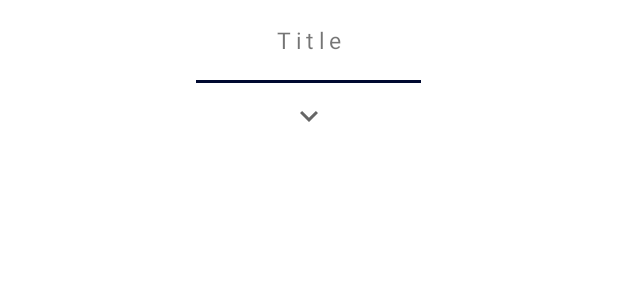
After one commit to EhsanTgv/ExpandableRecyclerViewTest, an Android app: the layout item_parent.xml on its own in the app's theme, with its tools: preview values and no code run, on a phone screen of 412 x 824 dp. The commit adds this screen. Shown: the top 300 px of the screen. Run offline under Robolectric (Android 15) with nearby library versions, the phone set to English and light mode, and no system bars.

Commit message:
Implement xmls

```diff
--- /dev/null
+++ b/app/src/main/res/drawable/ic_baseline_arrow_down_24.xml
@@ -0,0 +1,11 @@
+<?xml version="1.0" encoding="utf-8"?>
+<vector xmlns:android="http://schemas.android.com/apk/res/android"
+    android:width="24dp"
+    android:height="24dp"
+    android:viewportWidth="24"
+    android:viewportHeight="24"
+    android:tint="?attr/colorControlNormal">
+    <path
+        android:fillColor="@android:color/white"
+        android:pathData="M7.41,8.59L12,13.17l4.59,-4.58L18,10l-6,6 -6,-6 1.41,-1.41z"/>
+</vector>
--- /dev/null
+++ b/app/src/main/res/layout/item_parent.xml
@@ -0,0 +1,33 @@
+<?xml version="1.0" encoding="utf-8"?>
+<LinearLayout xmlns:android="http://schemas.android.com/apk/res/android"
+    xmlns:app="http://schemas.android.com/apk/res-auto"
+    xmlns:tools="http://schemas.android.com/tools"
+    android:layout_width="match_parent"
+    android:layout_height="wrap_content"
+    android:orientation="vertical">
+
+
+    <TextView
+        android:id="@+id/title"
+        android:layout_width="match_parent"
+        android:layout_height="wrap_content"
+        android:padding="16dp"
+        android:textSize="15sp"
+        android:gravity="center"
+        android:letterSpacing="0.2"
+        tools:text="@string/title" />
+    <View
+        android:layout_width="150dp"
+        android:layout_height="2dp"
+        android:layout_gravity="center"
+        android:background="@color/parent_divider_color"/>
+
+    <ImageView
+        android:id="@+id/down_arrow"
+        android:layout_width="wrap_content"
+        android:layout_height="wrap_content"
+        android:layout_gravity="center"
+        android:layout_margin="10dp"
+        app:srcCompat="@drawable/ic_baseline_arrow_down_24"/>
+
+</LinearLayout>
--- a/app/src/main/res/values/colors.xml
+++ b/app/src/main/res/values/colors.xml
@@ -7,4 +7,5 @@
     <color name="teal_700">#FF018786</color>
     <color name="black">#FF000000</color>
     <color name="white">#FFFFFFFF</color>
+    <color name="parent_divider_color">#000930</color>
 </resources>
--- a/app/src/main/res/values/strings.xml
+++ b/app/src/main/res/values/strings.xml
@@ -1,3 +1,4 @@
 <resources>
     <string name="app_name">Expandable RecyclerView</string>
+    <string name="title">Title</string>
 </resources>
```
Also changed, not shown: app/src/main/res/layout/activity_main.xml (+7 -6 lines), app/src/main/res/layout/item_child.xml (added, +21 -0 lines).
